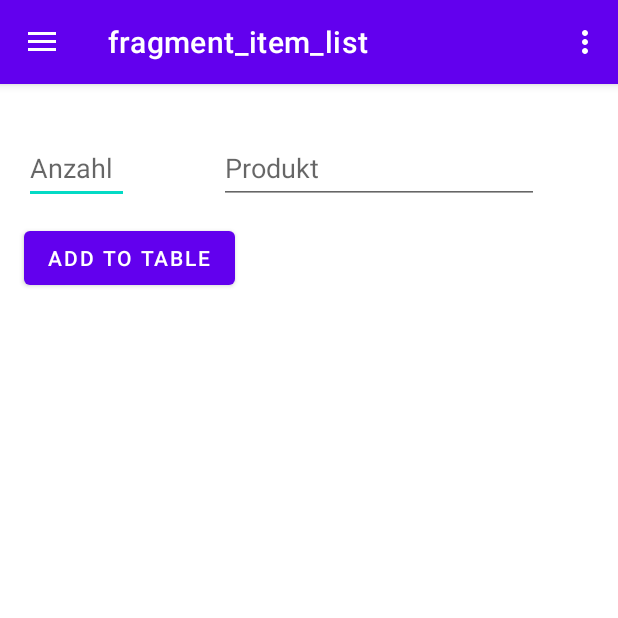
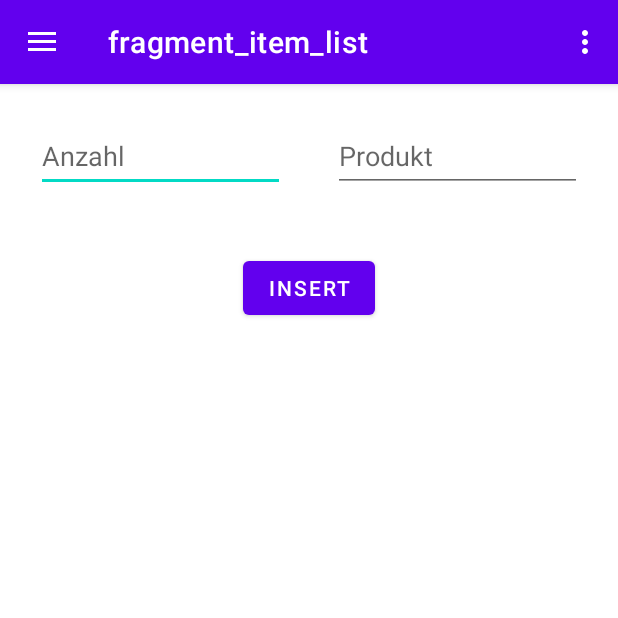
Before and after one commit to Erebur/Essensplaner, an Android app: the screen it shows after launch (MainActivity), in the side drawer, after a tap on "Einkaufsliste", on a phone screen of 412 x 824 dp, the top half of it. Run offline under Robolectric (Android 15) with nearby library versions, the phone set to English and light mode, and no system bars; our stand-ins replace navigation-ui.

Commit message:
einkaufsliste not completely borked hopefully?

```diff
--- /dev/null
+++ b/app/src/main/java/com/example/essensplaner/einkaufsliste.java
@@ -0,0 +1,64 @@
+package com.example.essensplaner;
+
+import android.os.Bundle;
+
+import androidx.fragment.app.Fragment;
+
+import android.view.LayoutInflater;
+import android.view.View;
+import android.view.ViewGroup;
+
+/**
+ * A simple {@link Fragment} subclass.
+ * Use the {@link einkaufsliste#newInstance} factory method to
+ * create an instance of this fragment.
+ */
+public class einkaufsliste extends Fragment {
+
+    // TODO: Rename parameter arguments, choose names that match
+    // the fragment initialization parameters, e.g. ARG_ITEM_NUMBER
+    private static final String ARG_PARAM1 = "param1";
+    private static final String ARG_PARAM2 = "param2";
+
+    // TODO: Rename and change types of parameters
+    private String mParam1;
+    private String mParam2;
+
+    public einkaufsliste() {
+        // Required empty public constructor
+    }
+
+    /**
+     * Use this factory method to create a new instance of
+     * this fragment using the provided parameters.
+     *
+     * @param param1 Parameter 1.
+     * @param param2 Parameter 2.
+     * @return A new instance of fragment einkaufsliste.
+     */
+    // TODO: Rename and change types and number of parameters
+    public static einkaufsliste newInstance(String param1, String param2) {
+        einkaufsliste fragment = new einkaufsliste();
+        Bundle args = new Bundle();
+        args.putString(ARG_PARAM1, param1);
+        args.putString(ARG_PARAM2, param2);
+        fragment.setArguments(args);
+        return fragment;
+    }
+
+    @Override
+    public void onCreate(Bundle savedInstanceState) {
+        super.onCreate(savedInstanceState);
+        if (getArguments() != null) {
+            mParam1 = getArguments().getString(ARG_PARAM1);
+            mParam2 = getArguments().getString(ARG_PARAM2);
+        }
+    }
+
+    @Override
+    public View onCreateView(LayoutInflater inflater, ViewGroup container,
+                             Bundle savedInstanceState) {
+        // Inflate the layout for this fragment
+        return inflater.inflate(R.layout.fragment_einkaufsliste, container, false);
+    }
+}
--- a/app/src/main/res/layout/fragment_einkaufsliste.xml
+++ b/app/src/main/res/layout/fragment_einkaufsliste.xml
@@ -1,50 +1,55 @@
 <?xml version="1.0" encoding="utf-8"?>
-<FrameLayout xmlns:android="http://schemas.android.com/apk/res/android"
+<androidx.constraintlayout.widget.ConstraintLayout xmlns:android="http://schemas.android.com/apk/res/android"
     xmlns:app="http://schemas.android.com/apk/res-auto"
     xmlns:tools="http://schemas.android.com/tools"
     android:layout_width="match_parent"
     android:layout_height="match_parent"
-    tools:context=".EinkaufslisteFragment">
-
-    <androidx.constraintlayout.widget.ConstraintLayout
-        android:layout_width="match_parent"
-        android:layout_height="match_parent">
+    tools:context=".einkaufsliste">
 
     <EditText
-            android:id="@+id/editTextTextPersonName4"
-            android:layout_width="70dp"
-            android:layout_height="48dp"
-            android:layout_marginStart="16dp"
-            android:layout_marginTop="32dp"
-            android:autofillHints=""
+        android:id="@+id/editTextTextPersonName"
+        android:layout_width="0dp"
+        android:layout_height="wrap_content"
+        android:layout_marginStart="24dp"
+        android:layout_marginTop="24dp"
+        android:layout_marginEnd="16dp"
         android:ems="10"
         android:hint="@string/anzahl"
+        android:hintTextColor="#757575"
         android:inputType="number"
+        android:minHeight="48dp"
+        app:layout_constraintEnd_toStartOf="@+id/editTextTextPersonName2"
         app:layout_constraintStart_toStartOf="parent"
-            app:layout_constraintTop_toTopOf="parent" />
+        app:layout_constraintTop_toTopOf="parent"
+        tools:ignore="TextContrastCheck"
+        android:autofillHints="" />
 
     <EditText
-            android:id="@+id/editTextTextPersonName5"
+        android:id="@+id/editTextTextPersonName2"
         android:layout_width="0dp"
-            android:layout_height="48dp"
-            android:layout_marginStart="60dp"
-            android:layout_marginTop="32dp"
-            android:autofillHints=""
+        android:layout_height="wrap_content"
+        android:layout_marginStart="16dp"
+        android:layout_marginTop="24dp"
+        android:layout_marginEnd="24dp"
         android:ems="10"
         android:hint="@string/produkt"
-            android:inputType="text"
-            app:layout_constraintStart_toEndOf="@+id/editTextTextPersonName4"
-            app:layout_constraintTop_toTopOf="parent" />
+        android:hintTextColor="#757575"
+        android:inputType="textPersonName"
+        android:minHeight="48dp"
+        app:layout_constraintEnd_toEndOf="parent"
+        app:layout_constraintStart_toEndOf="@+id/editTextTextPersonName"
+        app:layout_constraintTop_toTopOf="parent"
+        tools:ignore="TextContrastCheck"
+        android:autofillHints="" />
 
     <Button
-            android:id="@+id/button2"
+        android:id="@+id/button"
         android:layout_width="wrap_content"
         android:layout_height="wrap_content"
-            android:layout_marginStart="16dp"
-            android:layout_marginTop="12dp"
-            android:onClick="onAddToTablePressed"
-            android:text="@string/add_to_table"
+        android:layout_marginTop="40dp"
+        android:onClick="btnInsertEinkauf"
+        android:text="@string/insert"
+        app:layout_constraintEnd_toEndOf="parent"
         app:layout_constraintStart_toStartOf="parent"
-            app:layout_constraintTop_toBottomOf="@+id/editTextTextPersonName4" />
+        app:layout_constraintTop_toBottomOf="@+id/editTextTextPersonName2" />
 </androidx.constraintlayout.widget.ConstraintLayout>
-</FrameLayout>
--- a/app/src/main/res/menu/activity_main_drawer.xml
+++ b/app/src/main/res/menu/activity_main_drawer.xml
@@ -11,11 +11,6 @@
             android:title="@string/menu_home" />
 
         <item
-            android:id="@+id/login"
-            android:icon="@drawable/ic_menu_gallery"
-            android:title="@string/string_string_string_string_login" />
-
-        <item
             android:id="@+id/einkaufslisteFragment"
             android:icon="@drawable/ic_menu_slideshow"
             android:title="@string/string_einkaufsliste" />
--- a/app/src/main/res/menu/main.xml
+++ b/app/src/main/res/menu/main.xml
@@ -3,7 +3,11 @@
     xmlns:app="http://schemas.android.com/apk/res-auto">
     <item
         android:id="@+id/action_settings"
-        android:orderInCategory="100"
+        android:orderInCategory="1"
         android:title="@string/action_settings"
         app:showAsAction="never" />
+    <item
+        android:id="@+id/action_logout"
+        android:orderInCategory="2"
+        android:title="@string/string_logout" />
 </menu>
--- a/app/src/main/res/values/strings.xml
+++ b/app/src/main/res/values/strings.xml
@@ -27,9 +27,11 @@
     <string name="string_string_string_string_login">Login</string>
     <string name="einkaufsliste">Einkaufsliste</string>
     <string name="string_einkaufsliste">Einkaufsliste</string>
-<!-- TODO: Remove or change this placeholder text -->
+    <!-- TODO: Remove or change this placeholder text -->
     <string name="hello_blank_fragment">Hello blank fragment</string>
     <string name="anzahl">Anzahl</string>
     <string name="produkt">Produkt</string>
     <string name="add_to_table">Add to table</string>
+    <string name="string_logout">Logout</string>
+    <string name="insert">Insert</string>
 </resources>
```
Lines whose indentation alone changed are shown as unchanged.
